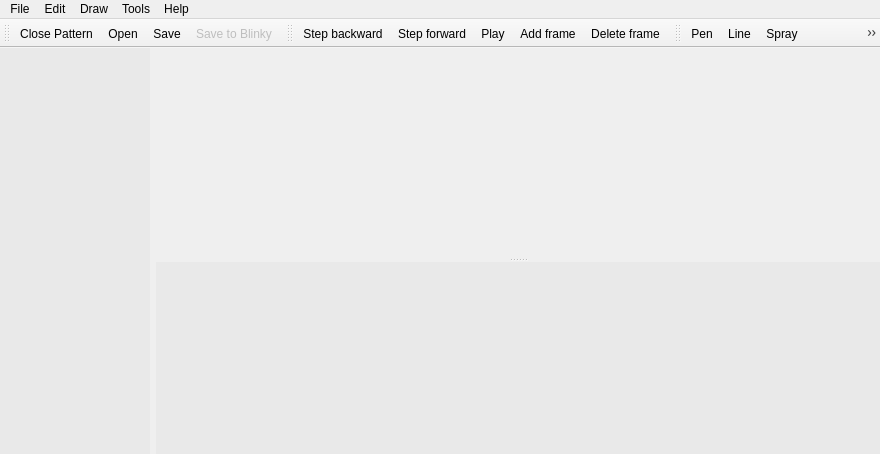
Qt form PatternPaint/mainwindow.ui (Blinkinlabs/PatternPaint) before a commit.
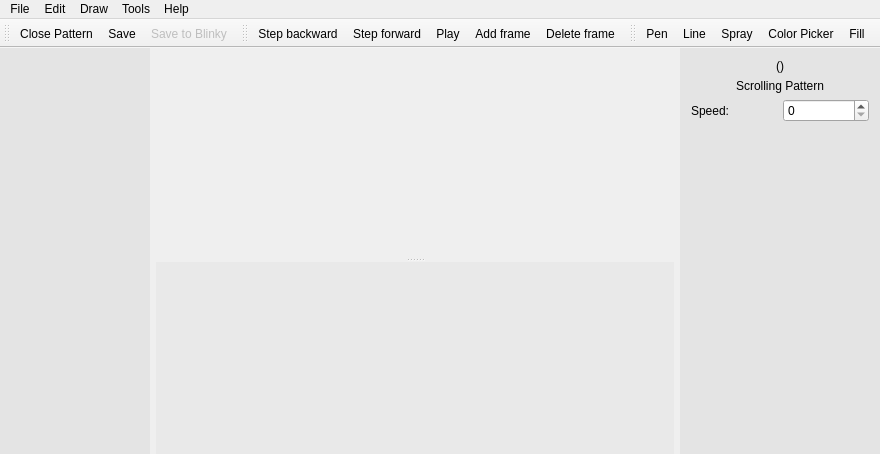
The same form after that commit. Icons and pictures are not drawn. Custom widgets are drawn as their Qt base class.

Commit message: Add info dialog to main window, continue integrating different fixture types

```diff
--- a/PatternPaint/mainwindow.ui
+++ b/PatternPaint/mainwindow.ui
@@ -71,9 +71,9 @@
          <colorrole role="Base">
           <brush brushstyle="SolidPattern">
            <color alpha="255">
-            <red>233</red>
-            <green>233</green>
-            <blue>233</blue>
+            <red>228</red>
+            <green>228</green>
+            <blue>228</blue>
            </color>
           </brush>
          </colorrole>
@@ -82,9 +82,9 @@
          <colorrole role="Base">
           <brush brushstyle="SolidPattern">
            <color alpha="255">
-            <red>233</red>
-            <green>233</green>
-            <blue>233</blue>
+            <red>228</red>
+            <green>228</green>
+            <blue>228</blue>
            </color>
           </brush>
          </colorrole>
@@ -105,9 +105,6 @@
       <property name="autoFillBackground">
        <bool>false</bool>
       </property>
-      <property name="styleSheet">
-       <string notr="true"/>
-      </property>
       <property name="frameShape">
        <enum>QFrame::NoFrame</enum>
       </property>
@@ -292,6 +289,164 @@
       </widget>
      </widget>
     </item>
+    <item>
+     <widget class="QWidget" name="widget" native="true">
+      <property name="enabled">
+       <bool>true</bool>
+      </property>
+      <property name="maximumSize">
+       <size>
+        <width>200</width>
+        <height>16777215</height>
+       </size>
+      </property>
+      <property name="palette">
+       <palette>
+        <active>
+         <colorrole role="Base">
+          <brush brushstyle="SolidPattern">
+           <color alpha="255">
+            <red>255</red>
+            <green>255</green>
+            <blue>255</blue>
+           </color>
+          </brush>
+         </colorrole>
+         <colorrole role="Window">
+          <brush brushstyle="SolidPattern">
+           <color alpha="255">
+            <red>228</red>
+            <green>228</green>
+            <blue>228</blue>
+           </color>
+          </brush>
+         </colorrole>
+        </active>
+        <inactive>
+         <colorrole role="Base">
+          <brush brushstyle="SolidPattern">
+           <color alpha="255">
+            <red>255</red>
+            <green>255</green>
+            <blue>255</blue>
+           </color>
+          </brush>
+         </colorrole>
+         <colorrole role="Window">
+          <brush brushstyle="SolidPattern">
+           <color alpha="255">
+            <red>228</red>
+            <green>228</green>
+            <blue>228</blue>
+           </color>
+          </brush>
+         </colorrole>
+        </inactive>
+        <disabled>
+         <colorrole role="Base">
+          <brush brushstyle="SolidPattern">
+           <color alpha="255">
+            <red>228</red>
+            <green>228</green>
+            <blue>228</blue>
+           </color>
+          </brush>
+         </colorrole>
+         <colorrole role="Window">
+          <brush brushstyle="SolidPattern">
+           <color alpha="255">
+            <red>228</red>
+            <green>228</green>
+            <blue>228</blue>
+           </color>
+          </brush>
+         </colorrole>
+        </disabled>
+       </palette>
+      </property>
+      <property name="autoFillBackground">
+       <bool>true</bool>
+      </property>
+      <layout class="QVBoxLayout" name="verticalLayout">
+       <item>
+        <widget class="QLabel" name="patternName">
+         <property name="sizePolicy">
+          <sizepolicy hsizetype="Preferred" vsizetype="Preferred">
+           <horstretch>0</horstretch>
+           <verstretch>0</verstretch>
+          </sizepolicy>
+         </property>
+         <property name="focusPolicy">
+          <enum>Qt::NoFocus</enum>
+         </property>
+         <property name="text">
+          <string>()</string>
+         </property>
+         <property name="alignment">
+          <set>Qt::AlignCenter</set>
+         </property>
+        </widget>
+       </item>
+       <item>
+        <widget class="QLabel" name="patternType">
+         <property name="text">
+          <string>Scrolling Pattern</string>
+         </property>
+         <property name="alignment">
+          <set>Qt::AlignCenter</set>
+         </property>
+        </widget>
+       </item>
+       <item>
+        <widget class="QFrame" name="frame_2">
+         <property name="frameShape">
+          <enum>QFrame::NoFrame</enum>
+         </property>
+         <property name="frameShadow">
+          <enum>QFrame::Raised</enum>
+         </property>
+         <layout class="QGridLayout" name="gridLayout">
+          <property name="leftMargin">
+           <number>0</number>
+          </property>
+          <property name="topMargin">
+           <number>0</number>
+          </property>
+          <property name="rightMargin">
+           <number>0</number>
+          </property>
+          <property name="bottomMargin">
+           <number>0</number>
+          </property>
+          <item row="0" column="0">
+           <widget class="QLabel" name="label">
+            <property name="text">
+             <string>Speed:</string>
+            </property>
+           </widget>
+          </item>
+          <item row="0" column="1">
+           <widget class="QSpinBox" name="patternSpeed"/>
+          </item>
+         </layout>
+        </widget>
+       </item>
+       <item>
+        <spacer name="verticalSpacer">
+         <property name="orientation">
+          <enum>Qt::Vertical</enum>
+         </property>
+         <property name="sizeHint" stdset="0">
+          <size>
+           <width>20</width>
+           <height>40</height>
+          </size>
+         </property>
+        </spacer>
+       </item>
+      </layout>
+     </widget>
+    </item>
    </layout>
   </widget>
   <widget class="QMenuBar" name="menuBar">
@@ -312,10 +467,22 @@
       <string>Examples</string>
      </property>
     </widget>
-    <addaction name="actionNew"/>
-    <addaction name="actionNew_ScrollingPattern"/>
-    <addaction name="actionNew_FramePattern"/>
-    <addaction name="actionLoad_File"/>
+    <widget class="QMenu" name="menuNew">
+     <property name="title">
+      <string>New</string>
+     </property>
+     <addaction name="actionNew_ScrollingPattern"/>
+     <addaction name="actionNew_FramePattern"/>
+    </widget>
+    <widget class="QMenu" name="menuOpen">
+     <property name="title">
+      <string>Open</string>
+     </property>
+     <addaction name="actionOpen_Scrolling_Pattern"/>
+     <addaction name="actionOpen_Frame_based_Pattern"/>
+    </widget>
+    <addaction name="menuNew"/>
+    <addaction name="menuOpen"/>
     <addaction name="menuExamples"/>
     <addaction name="separator"/>
     <addaction name="actionClose"/>
@@ -394,7 +561,6 @@
     <bool>false</bool>
    </attribute>
    <addaction name="actionClose"/>
-   <addaction name="actionLoad_File"/>
    <addaction name="actionSave_File"/>
    <addaction name="actionSave_to_Blinky"/>
   </widget>
@@ -442,27 +608,6 @@
    <addaction name="actionPipette"/>
    <addaction name="actionFill"/>
   </widget>
-  <action name="actionLoad_File">
-   <property name="icon">
-    <iconset resource="images.qrc">
-     <normaloff>:/icons/images/icons/Add File-100.png</normaloff>:/icons/images/icons/Add File-100.png</iconset>
-   </property>
-   <property name="text">
-    <string>Open...</string>
-   </property>
-   <property name="iconText">
-    <string>Open</string>
-   </property>
-   <property name="toolTip">
-    <string>Load Pattern</string>
-   </property>
-   <property name="shortcut">
-    <string>Ctrl+O</string>
-   </property>
-   <property name="iconVisibleInMenu">
-    <bool>false</bool>
-   </property>
-  </action>
   <action name="actionSave_File">
    <property name="enabled">
     <bool>true</bool>
@@ -686,18 +831,6 @@
     <bool>false</bool>
    </property>
   </action>
-  <action name="actionNew">
-   <property name="icon">
-    <iconset resource="images.qrc">
-     <normaloff>:/icons/images/icons/Create New-100.png</normaloff>:/icons/images/icons/Create New-100.png</iconset>
-   </property>
-   <property name="text">
-    <string>New Pattern</string>
-   </property>
-   <property name="iconVisibleInMenu">
-    <bool>false</bool>
-   </property>
-  </action>
   <action name="actionStepBackward">
    <property name="icon">
     <iconset resource="images.qrc">
@@ -745,12 +878,12 @@
   </action>
   <action name="actionNew_ScrollingPattern">
    <property name="text">
-    <string>New Scrolling Pattern</string>
+    <string>Scrolling Pattern</string>
    </property>
   </action>
   <action name="actionNew_FramePattern">
    <property name="text">
-    <string>New Frame-by-frame Pattern</string>
+    <string>Frame-based Pattern</string>
    </property>
   </action>
   <action name="actionConfigure_Fixture">
@@ -758,6 +891,16 @@
     <string>Fixture Setup</string>
    </property>
   </action>
+  <action name="actionOpen_Scrolling_Pattern">
+   <property name="text">
+    <string>Scrolling Pattern...</string>
+   </property>
+  </action>
+  <action name="actionOpen_Frame_based_Pattern">
+   <property name="text">
+    <string>Frame-based Pattern...</string>
+   </property>
+  </action>
  </widget>
  <layoutdefault spacing="6" margin="11"/>
  <customwidgets>
```
The commit also changes 6 other files.
